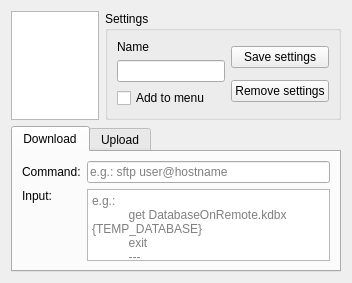
This is src/gui/remote/RemoteSettingsCommandWidget.ui in t-h-e/keepassxc as Qt 5 draws it before an edit. The edited form follows.
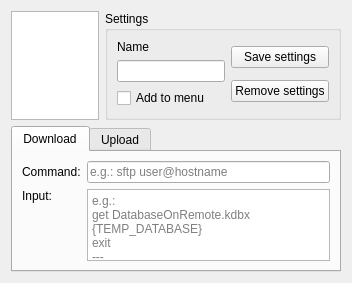
This is the edited form.

Commit message: fine tune open from remote dialog

```diff
--- a/src/gui/remote/RemoteSettingsCommandWidget.ui
+++ b/src/gui/remote/RemoteSettingsCommandWidget.ui
@@ -145,14 +145,11 @@
          </property>
          <property name="placeholderText">
           <string>e.g.:
-           get DatabaseOnRemote.kdbx {TEMP_DATABASE}
-           exit
-           ---
-           {TEMP_DATABASE} is used as placeholder to store the database in a temporary
-           location
-           The command has to exit. In case of `sftp` as last commend `exit` has to be
-           sent
-          </string>
+get DatabaseOnRemote.kdbx {TEMP_DATABASE}
+exit
+---
+{TEMP_DATABASE} is used as placeholder to store the database in a temporary location
+The command has to exit. In case of `sftp` as last commend `exit` has to be sent</string>
          </property>
         </widget>
        </item>
```
Left out of the diff: 13 changed lines with no effect on the pictures. The commit also changes 3 other files.
